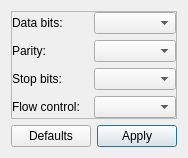
Old version of the form serialsettingsdialog.ui in the repository jirimaier/DataPlotter.
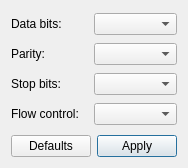
New version of the form.

```diff
--- a/serialsettingsdialog.ui
+++ b/serialsettingsdialog.ui
@@ -7,9 +7,15 @@
     <x>0</x>
     <y>0</y>
     <width>186</width>
-    <height>157</height>
+    <height>168</height>
    </rect>
   </property>
+  <property name="sizePolicy">
+   <sizepolicy hsizetype="Maximum" vsizetype="Maximum">
+    <horstretch>0</horstretch>
+    <verstretch>0</verstretch>
+   </sizepolicy>
+  </property>
   <property name="windowTitle">
    <string>Aditional port settings</string>
   </property>
@@ -22,7 +28,7 @@
      <item>
       <widget class="QFrame" name="frame_2">
        <property name="frameShape">
-        <enum>QFrame::StyledPanel</enum>
+        <enum>QFrame::NoFrame</enum>
        </property>
        <property name="frameShadow">
         <enum>QFrame::Raised</enum>
```
